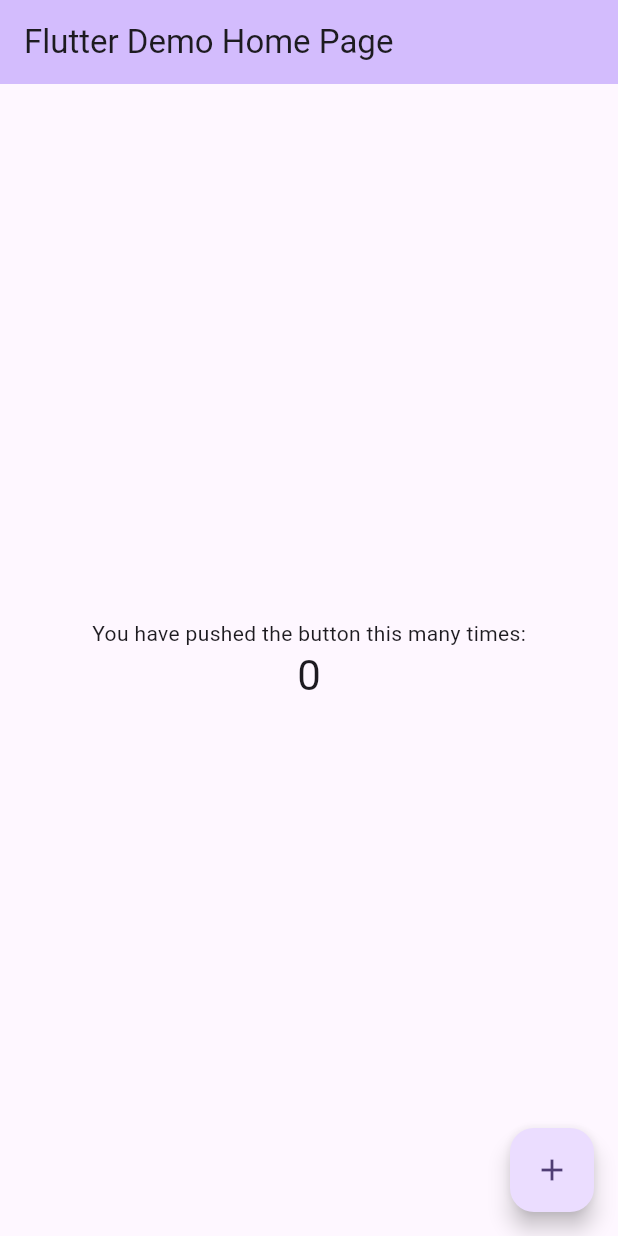
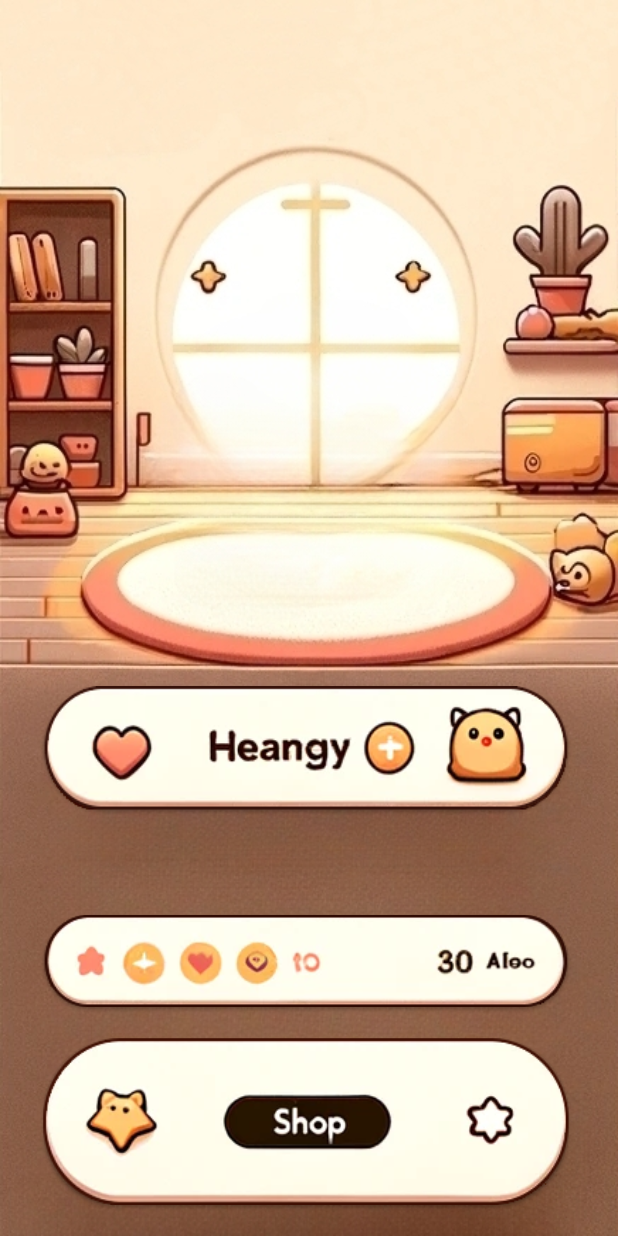
Before and after one commit to SidorinSergei/Tamagothi, a Flutter app: the screen it shows after launch, on a phone screen of 412 x 824 dp. Run offline on Flutter 3.47's test engine with Material 3 defaults, Android fonts, the phone set to English and light mode, and no system bars.

Commit message:
layout of the main screen

```diff
--- a/lib/main.dart
+++ b/lib/main.dart
@@ -1,4 +1,5 @@
 import 'package:flutter/material.dart';
+import 'package:tamagothi/view/page/main_page.dart';
 
 void main() {
   runApp(const MyApp());
@@ -11,115 +12,8 @@ class MyApp extends StatelessWidget {
   @override
   Widget build(BuildContext context) {
     return MaterialApp(
-      title: 'Flutter Demo',
-      theme: ThemeData(
-        // This is the theme of your application.
-        //
-        // TRY THIS: Try running your application with "flutter run". You'll see
-        // the application has a blue toolbar. Then, without quitting the app,
-        // try changing the seedColor in the colorScheme below to Colors.green
-        // and then invoke "hot reload" (save your changes or press the "hot
-        // reload" button in a Flutter-supported IDE, or press "r" if you used
-        // the command line to start the app).
-        //
-        // Notice that the counter didn't reset back to zero; the application
-        // state is not lost during the reload. To reset the state, use hot
-        // restart instead.
-        //
-        // This works for code too, not just values: Most code changes can be
-        // tested with just a hot reload.
-        colorScheme: ColorScheme.fromSeed(seedColor: Colors.deepPurple),
-        useMaterial3: true,
-      ),
-      home: const MyHomePage(title: 'Flutter Demo Home Page'),
+      debugShowCheckedModeBanner: false,
+      home: HomePage(),
     );
   }
 }
-
-class MyHomePage extends StatefulWidget {
-  const MyHomePage({super.key, required this.title});
-
-  // This widget is the home page of your application. It is stateful, meaning
-  // that it has a State object (defined below) that contains fields that affect
-  // how it looks.
-
-  // This class is the configuration for the state. It holds the values (in this
-  // case the title) provided by the parent (in this case the App widget) and
-  // used by the build method of the State. Fields in a Widget subclass are
-  // always marked "final".
-
-  final String title;
-
-  @override
-  State<MyHomePage> createState() => _MyHomePageState();
-}
-
-class _MyHomePageState extends State<MyHomePage> {
-  int _counter = 0;
-
-  void _incrementCounter() {
-    setState(() {
-      // This call to setState tells the Flutter framework that something has
-      // changed in this State, which causes it to rerun the build method below
-      // so that the display can reflect the updated values. If we changed
-      // _counter without calling setState(), then the build method would not be
-      // called again, and so nothing would appear to happen.
-      _counter++;
-    });
-  }
-
-  @override
-  Widget build(BuildContext context) {
-    // This method is rerun every time setState is called, for instance as done
-    // by the _incrementCounter method above.
-    //
-    // The Flutter framework has been optimized to make rerunning build methods
-    // fast, so that you can just rebuild anything that needs updating rather
-    // than having to individually change instances of widgets.
-    return Scaffold(
-      appBar: AppBar(
-        // TRY THIS: Try changing the color here to a specific color (to
-        // Colors.amber, perhaps?) and trigger a hot reload to see the AppBar
-        // change color while the other colors stay the same.
-        backgroundColor: Theme.of(context).colorScheme.inversePrimary,
-        // Here we take the value from the MyHomePage object that was created by
-        // the App.build method, and use it to set our appbar title.
-        title: Text(widget.title),
-      ),
-      body: Center(
-        // Center is a layout widget. It takes a single child and positions it
-        // in the middle of the parent.
-        child: Column(
-          // Column is also a layout widget. It takes a list of children and
-          // arranges them vertically. By default, it sizes itself to fit its
-          // children horizontally, and tries to be as tall as its parent.
-          //
-          // Column has various properties to control how it sizes itself and
-          // how it positions its children. Here we use mainAxisAlignment to
-          // center the children vertically; the main axis here is the vertical
-          // axis because Columns are vertical (the cross axis would be
-          // horizontal).
-          //
-          // TRY THIS: Invoke "debug painting" (choose the "Toggle Debug Paint"
-          // action in the IDE, or press "p" in the console), to see the
-          // wireframe for each widget.
-          mainAxisAlignment: MainAxisAlignment.center,
-          children: <Widget>[
-            const Text(
-              'You have pushed the button this many times:',
-            ),
-            Text(
-              '$_counter',
-              style: Theme.of(context).textTheme.headlineMedium,
-            ),
-          ],
-        ),
-      ),
-      floatingActionButton: FloatingActionButton(
-        onPressed: _incrementCounter,
-        tooltip: 'Increment',
-        child: const Icon(Icons.add),
-      ), // This trailing comma makes auto-formatting nicer for build methods.
-    );
-  }
-}
--- /dev/null
+++ b/lib/view/page/main_page.dart
@@ -0,0 +1,29 @@
+import 'package:flutter/cupertino.dart';
+import 'package:flutter/material.dart';
+import 'package:tamagothi/view/widgets/button_style.dart';
+
+class HomePage extends StatelessWidget {
+  @override
+  Widget build(BuildContext context) {
+    Size screenSize = MediaQuery.of(context).size;
+    return Scaffold(
+      body: Container(
+        decoration: BoxDecoration(
+          image: DecorationImage(
+            image: AssetImage('assets/images/background_home_page.jpg'),
+            fit: BoxFit.fill,
+          ),
+        ),
+        child: Center(
+          child: Stack(
+            children: <Widget>[
+              MyButtonStyle(path: 'assets/images/button_food.png', screenSize: screenSize, weigth: 0.85, height: 0.1, topSize: 0.555, radius: 50, onPressed: (){}),
+              MyButtonStyle(path: 'assets/images/button_hz.png', screenSize: screenSize, weigth: 0.85, height: 0.075, topSize: 0.74,radius: 50, onPressed: (){}),
+              MyButtonStyle(path: 'assets/images/button_shop.png', screenSize: screenSize, weigth: 0.85, height: 0.135, topSize: 0.84,radius: 50, onPressed: (){})
+            ],
+          ),
+        ),
+      ),
+    );
+  }
+}
--- /dev/null
+++ b/lib/view/widgets/button_style.dart
@@ -0,0 +1,52 @@
+import 'package:flutter/cupertino.dart';
+import 'package:flutter/material.dart';
+
+
+class MyButtonStyle extends StatelessWidget{
+  final String path;
+  final Size screenSize;
+  final double topSize,weigth,height,radius;
+  final VoidCallback onPressed;
+
+  const MyButtonStyle({
+    Key? key,
+    required this.path,
+    required this.screenSize,
+    required this.weigth,
+    required this.height,
+    required this.topSize,
+    required this.radius,
+    required this.onPressed
+}): super(key: key);
+
+  @override
+  Widget build(BuildContext context){
+    return Positioned(
+      left: screenSize.width*0.07,
+      top: screenSize.height*topSize,//0.55
+      child: ElevatedButton(
+        style: ElevatedButton.styleFrom(
+          primary: Colors.transparent,
+          padding: EdgeInsets.zero,
+          shape: RoundedRectangleBorder(
+            borderRadius: BorderRadius.circular(radius),
+          ),
+        ),
+        onPressed: onPressed,
+        child: Ink(
+          decoration: BoxDecoration(
+            image: DecorationImage(
+              image: AssetImage(path),
+              fit: BoxFit.fill,
+            ),
+          ),
+          child: Container(
+            width: screenSize.width * weigth, // 0.85
+            height: screenSize.height * height,
+            alignment: Alignment.center,
+          ),
+        ),
+      ),
+    );
+  }
+}
--- a/pubspec.yaml
+++ b/pubspec.yaml
@@ -53,6 +53,11 @@ dev_dependencies:
 # The following section is specific to Flutter packages.
 flutter:
 
+  assets:
+    - assets/images/background_home_page.jpg
+    - assets/images/button_food.png
+    - assets/images/button_hz.png
+    - assets/images/button_shop.png
   # The following line ensures that the Material Icons font is
   # included with your application, so that you can use the icons in
   # the material Icons class.
```
Also changed, not shown: assets/images/background_home_page.jpg (added), assets/images/button_food.png (added), assets/images/button_hz.png (added), assets/images/button_shop.png (added).
